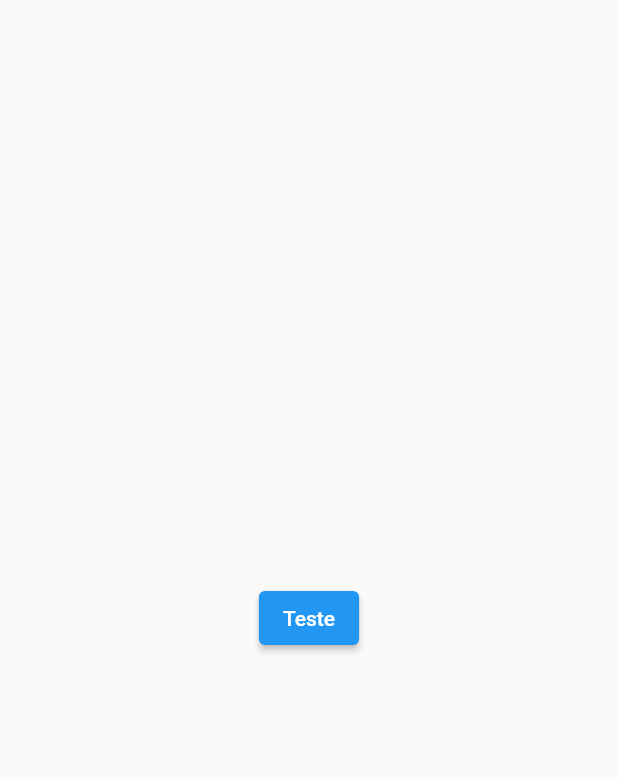
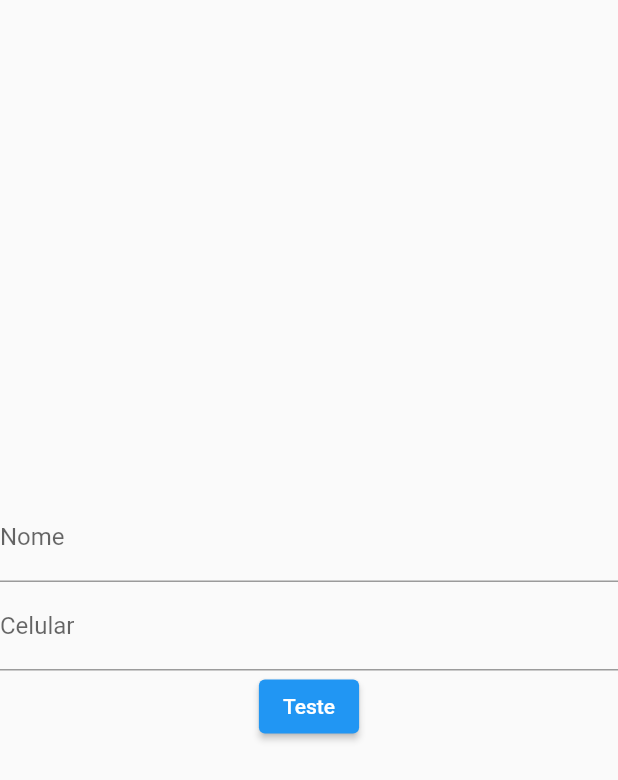
Before and after one commit to WallisonRP/ticket_generator, a Flutter app: the screen it shows after launch, after a tap on "Teste", on a phone screen of 412 x 824 dp. Shown: the top 780 px of the screen. Run offline on Flutter 3.47's test engine with Material 2 defaults, Android fonts, the phone set to English and light mode, and no system bars; our stand-ins replace cloud_firestore, firebase_core; missing offline and left inert: dart:html; accounts and stored records are empty.

Commit message:
numero de senhas

```diff
--- a/lib/teste.dart
+++ b/lib/teste.dart
@@ -11,15 +11,24 @@ class Teste extends StatefulWidget {
 
 class _TesteState extends State<Teste> {
   var db = FirebaseFirestore.instance;
+  TextEditingController nameController = TextEditingController();
+  TextEditingController cellController = TextEditingController();
 
-  _teste() async {
-    // var statsRef = db.collection('stories').doc('--stats--');
-    // var storyRef = db.collection('stories').doc(DateTime.now().microsecondsSinceEpoch.toString());
-    await FirebaseFirestore.instance.collection('stories').doc('--stats--').update({"storyCount": FieldValue.increment(1)});
+  _generateTicket() async {
+    var statsRef = db.collection('senhasRetiradas').doc('--quantidadeSenhas--');
+    var storyRef = db
+        .collection('senhasRetiradas')
+        .doc(DateTime.now().microsecondsSinceEpoch.toString());
+    // await FirebaseFirestore.instance.collection('senhasRetiradas').doc('--quantidadeSenhas--').update({"contadorSenhas": FieldValue.increment(1)});
 
-    // var batch = db.batch();
-    // batch.set(storyRef, { 'title': 'New Story!' });
-    // batch.set(statsRef, { 'storyCount': FieldValue.increment(1) });
+    var batch = db.batch();
+    var docSnapshot = await db.collection('senhasRetiradas').get();
+    print(docSnapshot.size);
+    batch.set(
+        storyRef, {'name': nameController.text, 'cell': cellController.text, 'senha': docSnapshot.size});
+    batch.set(statsRef, {'contadorSenhas': FieldValue.increment(1)},
+        SetOptions(merge: true));
+    batch.commit();
 
   }
 
@@ -30,9 +39,25 @@ class _TesteState extends State<Teste> {
         child: Column(
           mainAxisAlignment: MainAxisAlignment.center,
           children: [
-            ElevatedButton(onPressed: () {
-              _teste();
-            }, child: Text("Teste"))
+            TextField(
+              decoration: InputDecoration(labelText: 'Nome'),
+              controller: nameController,
+              onChanged: (value) {
+                print(nameController.text);
+              },
+            ),
+            TextField(
+              decoration: InputDecoration(labelText: 'Celular'),
+              controller: cellController,
+              onChanged: (value) {
+                print(cellController.text);
+              },
+            ),
+            ElevatedButton(
+                onPressed: () {
+                  _generateTicket();
+                },
+                child: Text("Teste"))
           ],
         ),
       ),
```
